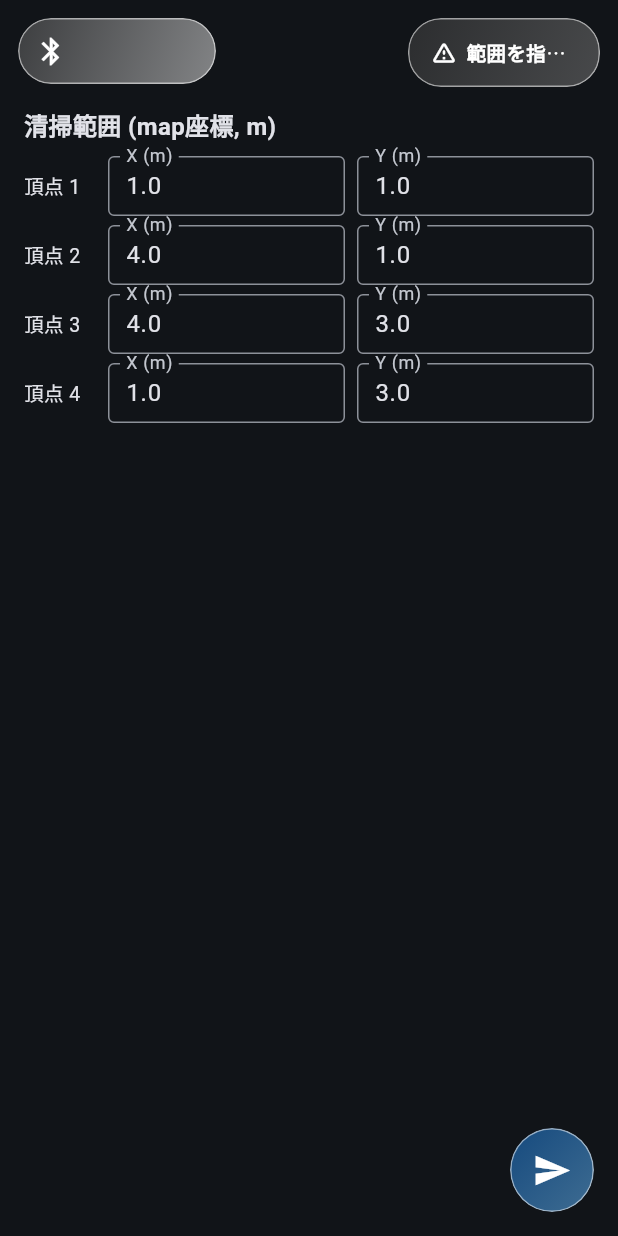
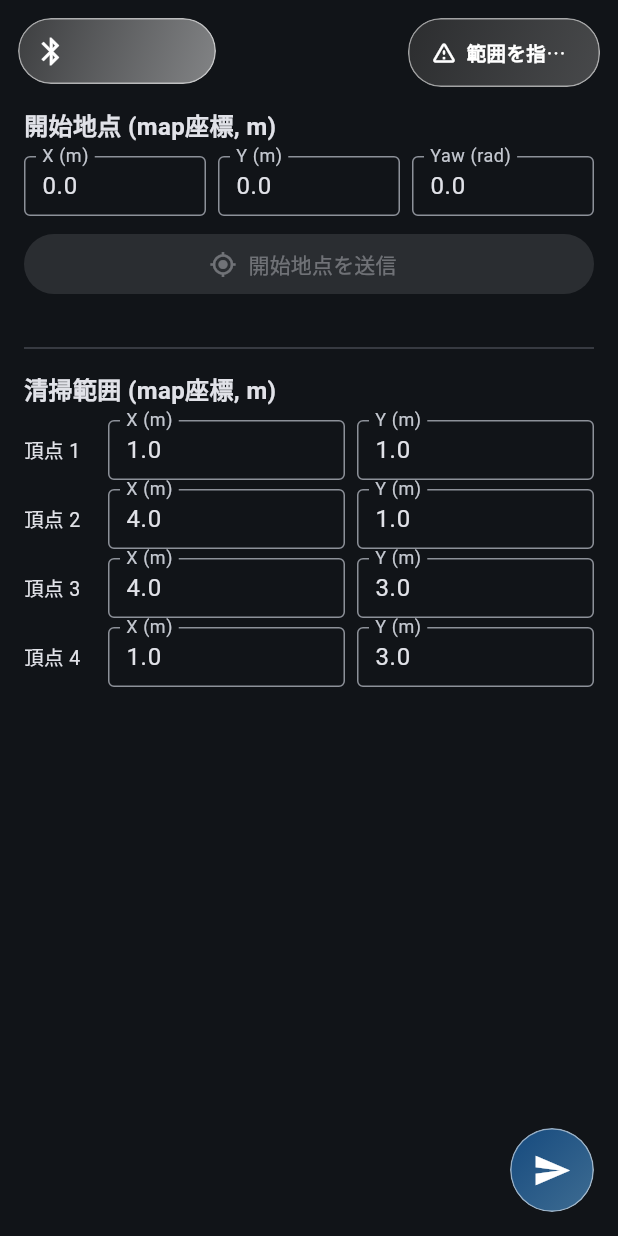
Before and after one commit to mirs2605/ble_app, a Flutter app: the BleValuesTab widget shown alone on an empty page, opened directly with empty values, on a phone screen of 412 x 824 dp. Run offline on Flutter 3.47's test engine with Material 3 defaults, Android fonts, the phone set to English and light mode, and no system bars; our stand-ins replace flutter_blue_plus, permission_handler.

Commit message:
some change

```diff
--- a/lib/main.dart
+++ b/lib/main.dart
@@ -67,6 +67,8 @@ class _BleHomePageState extends State<BleHomePage> {
                 selectedMapPoints: _controller.selectedMapPoints,
                 onSendPolygon: _controller.sendPolygon,
                 canSendPolygon: _controller.canSendPolygon,
+                onSendInitialPose: _controller.sendInitialPose,
+                canSendInitialPose: _controller.canSendInitialPose,
                 onStatusPressed: _controller.showStatusAnnouncement,
                 sendButtonState: _controller.sendButtonState,
               ),
--- a/lib/models/app_notice.dart
+++ b/lib/models/app_notice.dart
@@ -12,4 +12,5 @@ enum AppNotice {
   permissionMissing,
   settingsOpenFailed,
   encloseRange,
+  invalidInitialPose,
 }
--- /dev/null
+++ b/lib/models/initial_pose.dart
@@ -0,0 +1,49 @@
+import 'dart:math' as math;
+
+/// ロボットの開始地点（2D Pose Estimate）モデル。
+///
+/// [x], [y] はmap座標系でのメートル単位位置。
+/// [yaw] はmap座標系でのラジアン単位の向き（正のyaw = 反時計回り）。
+class InitialPoseMission {
+  static const double maxCoordinateAbs = 1000.0;
+
+  final String type;
+  final String frameId;
+  final double x;
+  final double y;
+  final double yaw;
+
+  const InitialPoseMission({
+    this.type = 'initial_pose',
+    this.frameId = 'map',
+    required this.x,
+    required this.y,
+    this.yaw = 0.0,
+  });
+
+  /// ROS 2ノードが期待するJSONにシリアライズする。
+  Map<String, dynamic> toJson() => {
+    'type': type,
+    'frame_id': frameId,
+    'x': x,
+    'y': y,
+    'yaw': yaw,
+  };
+
+  /// 値の妥当性を検証する。
+  bool get isValid =>
+      type.isNotEmpty &&
+      frameId.isNotEmpty &&
+      x.isFinite &&
+      y.isFinite &&
+      yaw.isFinite &&
+      x.abs() <= maxCoordinateAbs &&
+      y.abs() <= maxCoordinateAbs;
+
+  /// yawを度数法に変換したもの（表示用）。
+  double get yawDegrees => yaw * 180.0 / math.pi;
+
+  @override
+  String toString() =>
+      'InitialPoseMission(x: $x, y: $y, yaw: ${yawDegrees.toStringAsFixed(1)}°)';
+}
--- a/lib/services/ble_connection.dart
+++ b/lib/services/ble_connection.dart
@@ -1,4 +1,5 @@
 import '../models/cleaning_zone.dart';
+import '../models/initial_pose.dart';
 
 /// BLE接続の状態
 enum BleStatus {
@@ -24,6 +25,9 @@ abstract class BleConnection {
 
   Future<bool> sendCleaningZone(CleaningZoneMission zone);
 
+  /// 開始地点（2D Pose Estimate）を送信する。
+  Future<bool> sendInitialPose(InitialPoseMission pose);
+
   Future<void> dispose();
 }
 
--- a/lib/theme/app_strings.dart
+++ b/lib/theme/app_strings.dart
@@ -16,6 +16,7 @@ abstract final class AppStrings {
   static const permissionMissing = 'パーミッション不足';
   static const settingsOpenFailed = 'アプリ設定を開けませんでした';
   static const encloseRange = '範囲を囲ってください';
+  static const invalidInitialPose = '開始地点の値が不正です';
 
   // --- ログ（Controller経由） ---
   static const autoConnectGuide = '📡 BLE サーバーに近づくと自動で接続します';
@@ -33,6 +34,7 @@ abstract final class AppStrings {
 
   // --- タブ見出し ---
   static const cleaningAreaTitle = '清掃範囲 (map座標, m)';
+  static const initialPoseTitle = '開始地点 (map座標, m)';
   static const logsTitle = 'ログ';
 
   /// 接続状態の表示ラベル。
@@ -58,10 +60,13 @@ extension AppNoticePresentation on AppNotice {
     AppNotice.permissionMissing => AppStrings.permissionMissing,
     AppNotice.settingsOpenFailed => AppStrings.settingsOpenFailed,
     AppNotice.encloseRange => AppStrings.encloseRange,
+    AppNotice.invalidInitialPose => AppStrings.invalidInitialPose,
   };
 
   IconData get icon => switch (this) {
-    AppNotice.specifyRange || AppNotice.invalidRange => Icons.warning_amber_rounded,
+    AppNotice.specifyRange ||
+    AppNotice.invalidRange ||
+    AppNotice.invalidInitialPose => Icons.warning_amber_rounded,
     AppNotice.sendDone => Icons.check_circle,
     AppNotice.sendFailed || AppNotice.settingsOpenFailed => Icons.error_outline,
     AppNotice.autoConnectStarted => Icons.bluetooth_searching,
--- a/lib/widgets/ble_tabs.dart
+++ b/lib/widgets/ble_tabs.dart
@@ -3,6 +3,7 @@ import 'package:flutter/material.dart';
 
 import '../models/app_notice.dart';
 import '../models/cleaning_zone.dart';
+import '../models/initial_pose.dart';
 import '../models/send_button_state.dart';
 import '../services/ble_service.dart';
 import '../services/map_selection_controller.dart';
@@ -96,6 +97,8 @@ class BleValuesTab extends StatefulWidget {
   final List<MapPoint> selectedMapPoints;
   final ValueChanged<List<MapPoint>> onSendPolygon;
   final bool Function(List<MapPoint> polygon) canSendPolygon;
+  final ValueChanged<InitialPoseMission> onSendInitialPose;
+  final bool Function(InitialPoseMission? pose) canSendInitialPose;
   final VoidCallback onStatusPressed;
   final SendButtonState sendButtonState;
 
@@ -107,6 +110,8 @@ class BleValuesTab extends StatefulWidget {
     required this.selectedMapPoints,
     required this.onSendPolygon,
     required this.canSendPolygon,
+    required this.onSendInitialPose,
+    required this.canSendInitialPose,
     required this.onStatusPressed,
     required this.sendButtonState,
   });
@@ -116,28 +121,44 @@ class BleValuesTab extends StatefulWidget {
 }
 
 class _BleValuesTabState extends State<BleValuesTab> {
-  static const _defaults = [
+  static const _polygonDefaults = [
     [1.0, 1.0],
     [4.0, 1.0],
     [4.0, 3.0],
     [1.0, 3.0],
   ];
 
+  // --- 清掃範囲フォーム ---
   late final List<TextEditingController> _xControllers;
   late final List<TextEditingController> _yControllers;
+
+  // --- 開始地点フォーム ---
+  late final TextEditingController _poseXController;
+  late final TextEditingController _poseYController;
+  late final TextEditingController _poseYawController;
 
   @override
   void initState() {
     super.initState();
     _xControllers = List.generate(
       4,
-      (i) => TextEditingController(text: _defaults[i][0].toString()),
+      (i) => TextEditingController(text: _polygonDefaults[i][0].toString()),
     );
     _yControllers = List.generate(
       4,
-      (i) => TextEditingController(text: _defaults[i][1].toString()),
+      (i) => TextEditingController(text: _polygonDefaults[i][1].toString()),
     );
+    _poseXController = TextEditingController(text: '0.0');
+    _poseYController = TextEditingController(text: '0.0');
+    _poseYawController = TextEditingController(text: '0.0');
+
+    // フォーム変更時に send ボタンの活性状態を再評価する。
+    for (final c in [_poseXController, _poseYController, _poseYawController]) {
+      c.addListener(_onPoseFormChanged);
+    }
   }
+
+  void _onPoseFormChanged() => setState(() {});
 
   @override
   void didUpdateWidget(covariant BleValuesTab oldWidget) {
@@ -156,29 +177,43 @@ class _BleValuesTabState extends State<BleValuesTab> {
 
   @override
   void dispose() {
-    for (final controller in [..._xControllers, ..._yControllers]) {
-      controller.dispose();
+    for (final c in [..._xControllers, ..._yControllers]) {
+      c.dispose();
     }
+    _poseXController.removeListener(_onPoseFormChanged);
+    _poseYController.removeListener(_onPoseFormChanged);
+    _poseYawController.removeListener(_onPoseFormChanged);
+    _poseXController.dispose();
+    _poseYController.dispose();
+    _poseYawController.dispose();
     super.dispose();
   }
 
-  /// フォーム値を多角形にパースする。1つでも不正なら空リストを返す。
+  /// 清掃範囲フォーム値を多角形にパースする。1つでも不正なら空リストを返す。
   List<MapPoint> _readPolygon() {
     final polygon = <MapPoint>[];
     for (int i = 0; i < 4; i++) {
       final x = double.tryParse(_xControllers[i].text);
       final y = double.tryParse(_yControllers[i].text);
-      if (x == null || y == null) {
-        return <MapPoint>[];
-      }
+      if (x == null || y == null) return <MapPoint>[];
       polygon.add(MapPoint(x: x, y: y));
     }
     return polygon;
   }
 
+  /// 開始地点フォーム値をパースする。不正な場合は null を返す。
+  InitialPoseMission? _readInitialPose() {
+    final x = double.tryParse(_poseXController.text);
+    final y = double.tryParse(_poseYController.text);
+    final yaw = double.tryParse(_poseYawController.text);
+    if (x == null || y == null || yaw == null) return null;
+    return InitialPoseMission(x: x, y: y, yaw: yaw);
+  }
+
   @override
   Widget build(BuildContext context) {
     final polygon = _readPolygon();
+    final pose = _readInitialPose();
     return Stack(
       children: [
         SafeArea(
@@ -189,6 +224,32 @@ class _BleValuesTabState extends State<BleValuesTab> {
                 crossAxisAlignment: CrossAxisAlignment.stretch,
                 children: [
                   const SizedBox(height: 56),
+
+                  // ---- 開始地点セクション ----
+                  const Text(
+                    AppStrings.initialPoseTitle,
+                    style: TextStyle(fontWeight: FontWeight.bold, fontSize: 16),
+                  ),
+                  const SizedBox(height: 8),
+                  _InitialPoseForm(
+                    xController: _poseXController,
+                    yController: _poseYController,
+                    yawController: _poseYawController,
+                  ),
+                  const SizedBox(height: 8),
+                  FilledButton.icon(
+                    onPressed: widget.canSendInitialPose(pose)
+                        ? () => widget.onSendInitialPose(pose!)
+                        : null,
+                    icon: const Icon(Icons.my_location),
+                    label: const Text('開始地点を送信'),
+                  ),
+
+                  const SizedBox(height: 24),
+                  const Divider(),
+                  const SizedBox(height: 8),
+
+                  // ---- 清掃範囲セクション ----
                   const Text(
                     AppStrings.cleaningAreaTitle,
                     style: TextStyle(fontWeight: FontWeight.bold, fontSize: 16),
@@ -198,6 +259,8 @@ class _BleValuesTabState extends State<BleValuesTab> {
                     xControllers: _xControllers,
                     yControllers: _yControllers,
                   ),
+                  // 清掃範囲の送信はBottomSendActionのFABで行うため余白を確保。
+                  const SizedBox(height: 80),
                 ],
               ),
             ),
@@ -216,6 +279,53 @@ class _BleValuesTabState extends State<BleValuesTab> {
           state: widget.sendButtonState,
         ),
       ],
+    );
+  }
+}
+
+/// 開始地点（x / y / yaw）の入力フォーム。
+class _InitialPoseForm extends StatelessWidget {
+  final TextEditingController xController;
+  final TextEditingController yController;
+  final TextEditingController yawController;
+
+  const _InitialPoseForm({
+    required this.xController,
+    required this.yController,
+    required this.yawController,
+  });
+
+  @override
+  Widget build(BuildContext context) {
+    return Column(
+      children: [
+        Row(
+          children: [
+            Expanded(child: _coordField(xController, 'X (m)')),
+            const SizedBox(width: 8),
+            Expanded(child: _coordField(yController, 'Y (m)')),
+            const SizedBox(width: 8),
+            Expanded(child: _coordField(yawController, 'Yaw (rad)')),
+          ],
+        ),
+      ],
+    );
+  }
+
+  Widget _coordField(TextEditingController controller, String label) {
+    return TextFormField(
+      controller: controller,
+      decoration: InputDecoration(
+        labelText: label,
+        border: const OutlineInputBorder(),
+        isDense: true,
+        contentPadding:
+            const EdgeInsets.symmetric(horizontal: 8, vertical: 8),
+      ),
+      keyboardType: const TextInputType.numberWithOptions(
+        decimal: true,
+        signed: true,
+      ),
     );
   }
 }
```
Also changed, not shown: lib/controllers/ble_home_controller.dart (+30 -0 lines), lib/services/ble_service.dart (+30 -10 lines), 4 other files.
